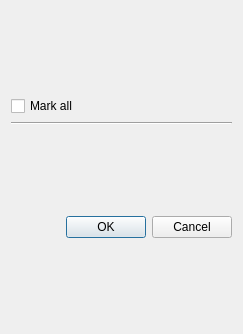
Above: logging/loggingdialog.ui from AMOS-uniba/amos-client before the change. Below: the same form after it.
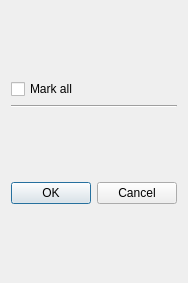
That is the form after the change.

Commit message: Added application icon, minor fixes to dialogs

What changed in the file:
```diff
--- a/logging/loggingdialog.ui
+++ b/logging/loggingdialog.ui
@@ -6,8 +6,8 @@
    <rect>
     <x>0</x>
     <y>0</y>
-    <width>243</width>
-    <height>334</height>
+    <width>174</width>
+    <height>283</height>
    </rect>
   </property>
   <property name="windowTitle">
```
Left out of the diff: 2 changed lines with no effect on the pictures. The commit also changes 3 other files.
